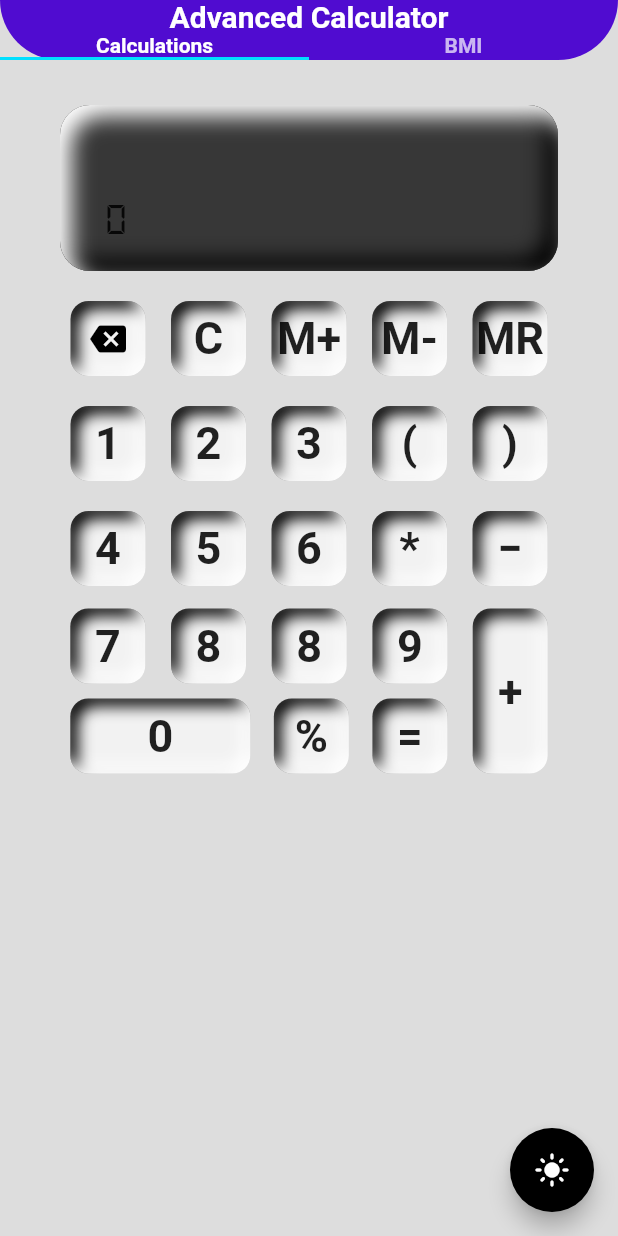
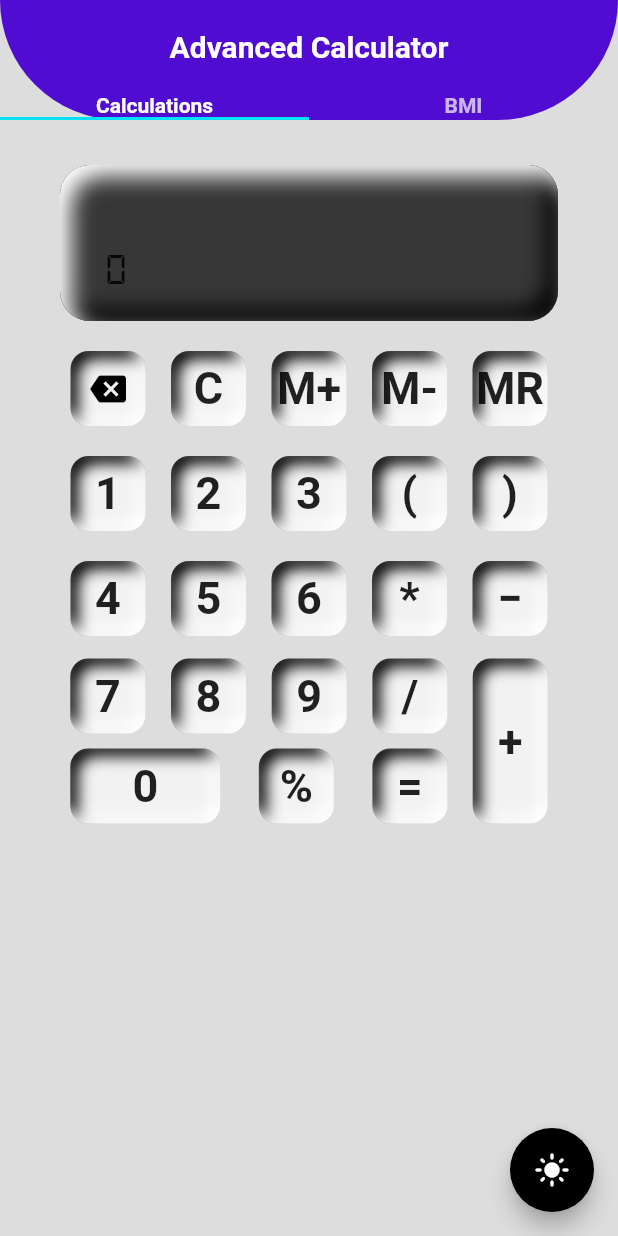
Before and after one commit to muraguri-coud/Calculator-App, a Flutter app: the screen it shows after launch, on a phone screen of 412 x 824 dp. Run offline on Flutter 3.47's test engine with Material 2 defaults, Android fonts, the phone set to English and light mode, and no system bars; drawn by our look-alikes of flutter_neumorphic; our stand-ins replace shared_preferences; missing offline and left inert: desktop_window, eval_ex.

Commit message:
Theme control

```diff
--- a/lib/main.dart
+++ b/lib/main.dart
@@ -29,7 +29,20 @@ class MyCalculatorApp extends StatefulWidget {
   State<MyCalculatorApp> createState() => _MyCalculatorAppState();
 }
 
-class _MyCalculatorAppState extends State<MyCalculatorApp> {
+class _MyCalculatorAppState extends State<MyCalculatorApp>
+    with SingleTickerProviderStateMixin {
+  late TabController tabController;
+  @override
+  void initState() {
+    tabController = TabController(length: 2, vsync: this);
+    tabController.addListener(() {
+      print("hello");
+      WidgetsBinding.instance.focusManager.primaryFocus?.unfocus();
+    });
+    // TODO: implement initState
+    super.initState();
+  }
+
   @override
   Widget build(BuildContext context) {
     return ChangeNotifierProvider<ThemeController>(
@@ -41,8 +54,10 @@ class _MyCalculatorAppState extends State<MyCalculatorApp> {
             showSemanticsDebugger: false,
             theme: themeController.themeData,
             home: Scaffold(
-              backgroundColor:  Color(0xffdddddd),
 
+                //backgroundColor: Theme.of(context).primaryColor,
+                 // backgroundColor: Color(0xffdddddd),
+                resizeToAvoidBottomInset: false,
 
                 // drawer: Container(width: 100,color: Colors.white,),
                 floatingActionButton: FloatingActionButton(
@@ -54,39 +69,38 @@ class _MyCalculatorAppState extends State<MyCalculatorApp> {
                       : Icons.dark_mode),
                 ),
                 body: SafeArea(
-
                     child: DefaultTabController(
                         length: 2,
                         child: Column(
                           children: [
                             Container(
+                              height: 80,
+                              child: AppBar(
+                                toolbarHeight:100 ,
 
-                              height: 40,
-                              child: AppBar(
-                                bottom: TabBar(tabs: [
+                                bottom:
+                                    TabBar(controller: tabController, tabs: [
                                   Container(
                                     //color: Colors.white,
                                     child: Text(
                                       "Calculations",
-                                      style: TextStyle(
-                                         ),
+                                      style: TextStyle(),
                                     ),
                                     alignment: Alignment.center,
                                   ),
                                   Container(
-                                   // color: Colors.white,
+                                    // color: Colors.white,
                                     child: Text(
                                       "BMI",
-                                      style: TextStyle(
-                                        ),
+                                      style: TextStyle(),
                                     ),
                                     alignment: Alignment.center,
                                   ),
                                 ]),
                                 backgroundColor: Color(0xff500cd0),
-                                shape: RoundedRectangleBorder(borderRadius: BorderRadius.vertical(bottom: Radius.circular(300)))
-                                ,
-
+                                shape: RoundedRectangleBorder(
+                                    borderRadius: BorderRadius.vertical(
+                                        bottom: Radius.circular(300))),
                                 elevation: 0,
                                 centerTitle: true,
                                 title: Text(
@@ -97,8 +111,10 @@ class _MyCalculatorAppState extends State<MyCalculatorApp> {
                             ),
                             Expanded(
                               child: TabBarView(
-                                children: [ const Calculator(),
-                                   Bmi(),
+                                controller: tabController,
+                                children: [
+                                  const Calculator(),
+                                  Bmi(),
                                 ],
                               ),
                             ),
@@ -114,7 +130,7 @@ class _MyCalculatorAppState extends State<MyCalculatorApp> {
                 onPressed: () {},
                 child: Icon(Icons.light_mode),
               ),
-              body: SafeArea(child:  Bmi()))),
+              body: SafeArea(child: Bmi()))),
     );
   }
 }
--- a/lib/utils/themes.dart
+++ b/lib/utils/themes.dart
@@ -8,6 +8,8 @@ ThemeData appTheme = ThemeData(
         FloatingActionButtonThemeData(backgroundColor: Colors.black),
 
   cardTheme: CardTheme(surfaceTintColor: Colors.purple,elevation: 10),
+  scaffoldBackgroundColor: Color(0xffdddddd) ,
+ // backgroundColor: Color(0xffdddddd) ,
 
   iconTheme: IconThemeData(
       color: Colors.black,
@@ -29,11 +31,13 @@ ThemeData appTheme = ThemeData(
 
 
 ThemeData darkTheme = ThemeData(
+   backgroundColor: Color.fromARGB(255, 72, 67, 144),
+     scaffoldBackgroundColor:  Colors.grey,
   floatingActionButtonTheme: FloatingActionButtonThemeData(backgroundColor: Colors.black),
     cardTheme: CardTheme(surfaceTintColor: Colors.purple, elevation: 10),
 
     iconTheme: IconThemeData(
-      color: Colors.white,
+     // color: Colors.white,
     ),
     primaryColor: Color.fromARGB(255, 13, 13, 14),
     listTileTheme: ListTileThemeData(
--- a/lib/widgets/calculator.dart
+++ b/lib/widgets/calculator.dart
@@ -250,6 +250,7 @@ class _CalculatorState extends State<Calculator> {
           Flexible(
               flex: 3,
               child: Container(
+
                 width: double.maxFinite,
                 //image: AssetImage(AssetImageHelper.backgroud_image))),
                 // color: Color(0xFF8dd8f7),
@@ -258,6 +259,7 @@ class _CalculatorState extends State<Calculator> {
                   Flexible(child: buildSecondRow()),
                   Flexible(child: buildThirdRow()),
                   Container(
+
                     //color: Colors.amber,
                     child: Row(
                       mainAxisAlignment: MainAxisAlignment.spaceEvenly,
@@ -350,43 +352,7 @@ class _CalculatorState extends State<Calculator> {
                                     ),
                                     InkWell(
                                       onTap: () {
-                                        numberPressed(8);
-                                        elementPassed(8);
-                                      },
-                                      child: Neumorphic(
-
-                                       style: NeumorphicStyle(
-                                            surfaceIntensity: 5,
-                                            intensity: 5,
-                                            shape: NeumorphicShape.concave,
-                                            boxShape:
-                                                NeumorphicBoxShape.roundRect(
-                                                    BorderRadius.circular(12)),
-                                            depth: -10,
-                                            lightSource: LightSource.topLeft,
-                                            color: Color(0xfff2f2f2)),
-
-                                        child: Container(
-                                          alignment: Alignment.center,
-                                          width: 50,
-                                          height: 50,
-                                          child: Text("8",
-                                              textAlign: TextAlign.center,
-                                              style: TextStyle(
-                                                  fontSize: 30,
-                                                  fontWeight: FontWeight.w500,
-                                                  fontFamily: 'Roboto')),
-                                          decoration: BoxDecoration(
-                                              // border: Border(top:BorderSide(color: Colors.black ,width: 3)),
-                                             // color: Color(0xFFd8f0fa),
-                                              borderRadius: BorderRadius.all(
-                                                  Radius.circular(10))),
-                                        ),
-                                      ),
-                                    ),
-                                    InkWell(
-                                      onTap: () {
-                                        numberPressed(9);
+                                         numberPressed(9);
                                         elementPassed(9);
                                       },
                                       child: Neumorphic(
@@ -420,11 +386,46 @@ class _CalculatorState extends State<Calculator> {
                                         ),
                                       ),
                                     ),
+                                    InkWell(
+                                      onTap: () {
+                                        elementPassed("/");
+                                      },
+                                      child: Neumorphic(
+
+                                       style: NeumorphicStyle(
+                                            surfaceIntensity: 5,
+                                            intensity: 5,
+                                            shape: NeumorphicShape.concave,
+                                            boxShape:
+                                                NeumorphicBoxShape.roundRect(
+                                                    BorderRadius.circular(12)),
+                                            depth: -10,
+                                            lightSource: LightSource.topLeft,
+                                            color: Color(0xfff2f2f2)),
+
+                                        child: Container(
+                                          alignment: Alignment.center,
+                                          width: 50,
+                                          height: 50,
+                                          child: Text("/",
+                                              textAlign: TextAlign.center,
+                                              style: TextStyle(
+                                                  fontSize: 30,
+                                                  fontWeight: FontWeight.w500,
+                                                  fontFamily: 'Roboto')),
+                                          decoration: BoxDecoration(
+                                              // border: Border(top:BorderSide(color: Colors.black ,width: 3)),
+                                             // color: Color(0xFFd8f0fa),
+                                              borderRadius: BorderRadius.all(
+                                                  Radius.circular(10))),
+                                        ),
+                                      ),
+                                    ),
                                   ],
                                 ),
                               ),
                               Container(
-                                // color: Color.fromARGB(255, 42, 119, 65),
+                                 //color: Color.fromARGB(255, 42, 119, 65),
                                 width: double.maxFinite,
                                 height: 60,
                                 child: Row(
@@ -451,7 +452,7 @@ class _CalculatorState extends State<Calculator> {
 
                                         child: Container(
                                           alignment: Alignment.center,
-                                          width: 120,
+                                          width: 100,
                                           height: 50,
                                           child: Text("0",
                                               textAlign: TextAlign.center,
```
Also changed, not shown: lib/controllers/bmi.controller.dart (+8 -2 lines), lib/widgets/bmi.dart (+23 -11 lines), 1 other file.
